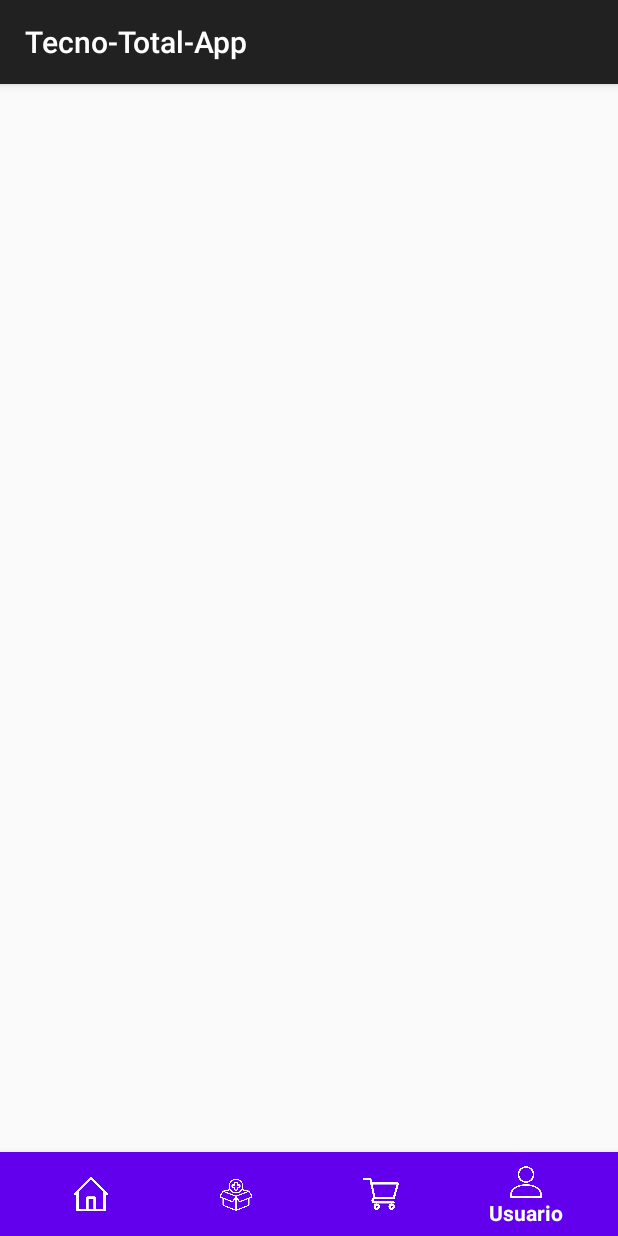
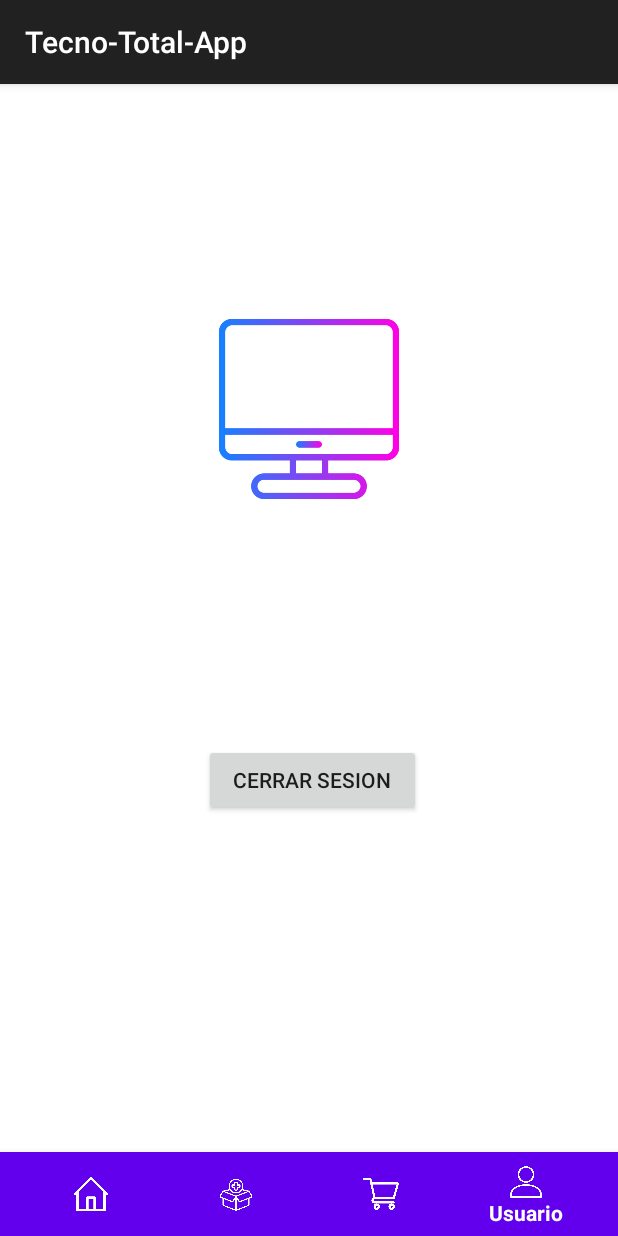
Before and after one commit to FabianDrake/Tecno-Total-App, an Android app: the HomeFragment screen opened directly, with no data from a screen before it, item 4 of the bottom bar chosen, on a phone screen of 412 x 824 dp. Run offline under Robolectric (Android 15) with nearby library versions, the phone set to English and light mode, and no system bars.

Commit message:
Se añadio el Logout

```diff
--- a/app/src/main/java/com/example/tecno_total_app/UserFragment.kt
+++ b/app/src/main/java/com/example/tecno_total_app/UserFragment.kt
@@ -1,11 +1,13 @@
 package com.example.tecno_total_app
 
 import android.annotation.SuppressLint
+import android.content.Intent
 import android.os.Bundle
 import androidx.fragment.app.Fragment
 import android.view.LayoutInflater
 import android.view.View
 import android.view.ViewGroup
+import android.widget.Button
 import android.widget.TextView
 
 class UserFragment : Fragment() {
@@ -30,6 +32,17 @@ class UserFragment : Fragment() {
         val textView = view.findViewById<TextView>(R.id.username_text_view)
         textView.text = username
 
+        // Find the Button and set the click listener
+        val logoutButton = view.findViewById<Button>(R.id.logout_button)
+        logoutButton.setOnClickListener {
+            // Start LoginActivity
+            val intent = Intent(activity, LoginActivity::class.java)
+            startActivity(intent)
+
+            // Close the current activity
+            activity?.finish()
+        }
+
         return view
     }
 
--- a/app/src/main/res/layout/fragment_user.xml
+++ b/app/src/main/res/layout/fragment_user.xml
@@ -1,15 +1,41 @@
 <?xml version="1.0" encoding="utf-8"?>
-<FrameLayout xmlns:android="http://schemas.android.com/apk/res/android"
+<RelativeLayout xmlns:android="http://schemas.android.com/apk/res/android"
     xmlns:tools="http://schemas.android.com/tools"
     android:layout_width="match_parent"
     android:layout_height="match_parent"
+    android:background="@color/white"
     tools:context=".UserFragment">
+
+    <ImageView
+        android:id="@+id/logo_image"
+        android:layout_width="143dp"
+        android:layout_height="137dp"
+        android:layout_above="@+id/username_text_view"
+        android:layout_alignParentStart="true"
+        android:layout_alignParentEnd="true"
+        android:layout_marginStart="134dp"
+        android:layout_marginEnd="134dp"
+        android:layout_marginBottom="54dp"
+        android:src="@drawable/logo" />
 
     <TextView
         android:id="@+id/username_text_view"
+        android:textColor="@color/black"
         android:layout_width="wrap_content"
         android:layout_height="wrap_content"
-        android:layout_gravity="center"
+        android:layout_centerInParent="true"
         android:textSize="24sp" />
 
-</FrameLayout>
+    <Button
+        android:id="@+id/logout_button"
+        android:layout_width="144dp"
+        android:layout_height="wrap_content"
+        android:layout_below="@+id/username_text_view"
+        android:layout_alignParentStart="true"
+        android:layout_alignParentEnd="true"
+        android:layout_marginStart="136dp"
+        android:layout_marginTop="68dp"
+        android:layout_marginEnd="131dp"
+        android:text="Cerrar sesion" />
+
+</RelativeLayout>
```
Also changed, not shown: app/src/main/res/layout/activity_login.xml (+13 -6 lines), app/src/main/res/layout/fragment_home.xml (+30 -5 lines).
